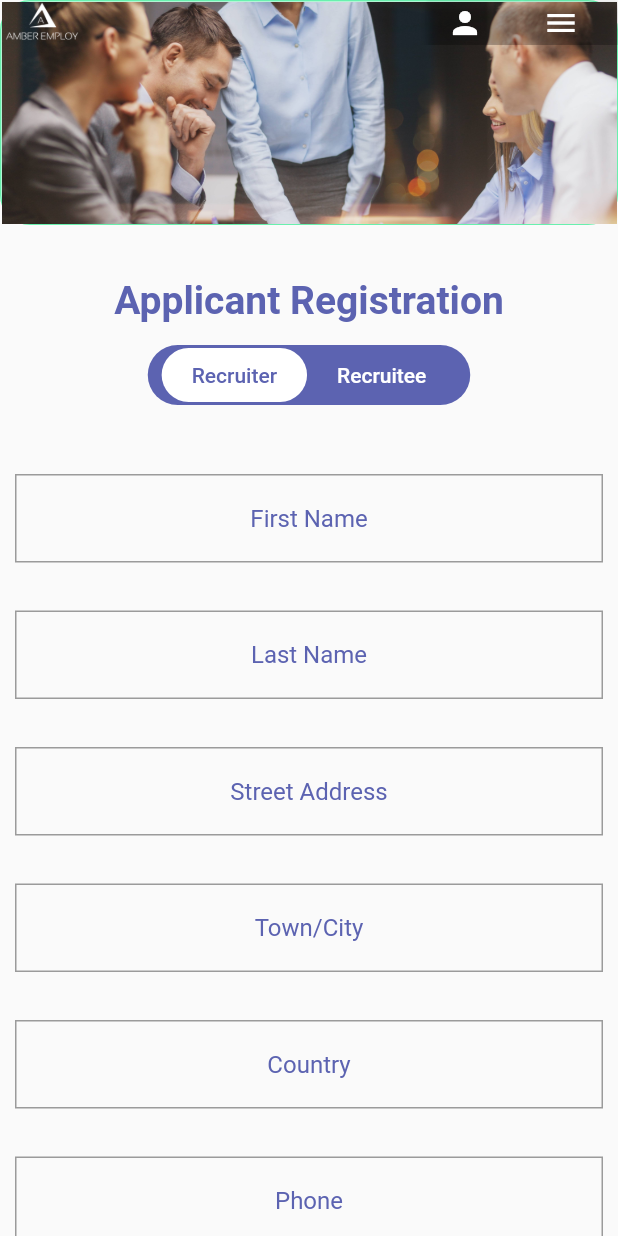
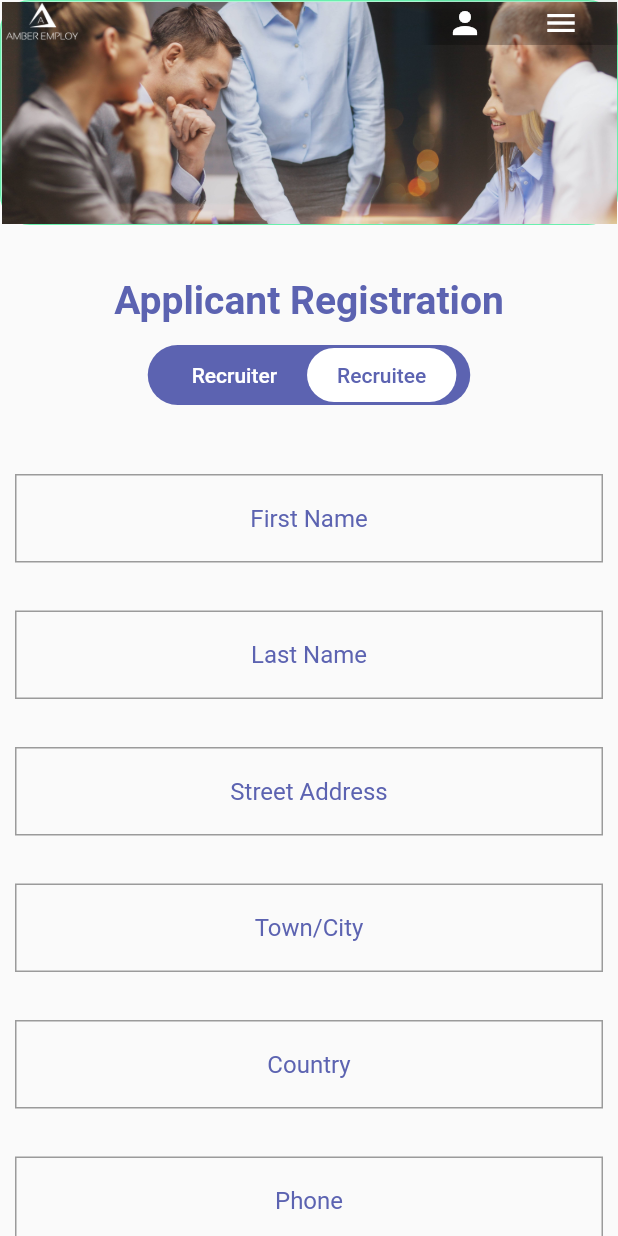
Before and after one commit to Cammeyong/frontend_job_recruitment, a Flutter app: the screen it shows after launch, after a tap on "Recruiter", on a phone screen of 412 x 824 dp. Run offline on Flutter 3.47's test engine with Material 2 defaults, Android fonts, the phone set to English and light mode, and no system bars; our stand-ins replace cookie_jar, dio, dio_cookie_manager, file_picker; accounts and stored records are empty.

Commit message:
Fixed form toggle

```diff
--- a/lib/screens/auth.dart
+++ b/lib/screens/auth.dart
@@ -79,28 +79,32 @@ class _AuthState extends State<Auth> {
                     TextButton(
                       onPressed: toggleView,
                       style: TextButton.styleFrom(
-                        backgroundColor: const Color.fromARGB(255, 255, 255, 255),
+                        backgroundColor: showFormPage
+                            ? const Color.fromARGB(255, 255, 255, 255)
+                            : const Color.fromARGB(255, 92, 99, 177),
                         shape: const StadiumBorder(),
                         padding: const EdgeInsets.only(left: 20.0, right: 20.0),
                         // shape: RoundedRectangleBorder(
                         //   borderRadius: BorderRadius.circular(10.0)
                         // ),
                       ),
-                      child: const Text(
+                      child: Text(
                         'Recruiter',
-                        style: TextStyle(color: Color.fromARGB(255, 92, 99, 177)),
+                        style: TextStyle(color: showFormPage ? const Color.fromARGB(255, 92, 99, 177) : Colors.white),
                       ),
                     ),
                     TextButton(
                       onPressed: toggleView,
                       style: TextButton.styleFrom(
-                        backgroundColor: const Color.fromARGB(255, 92, 99, 177),
+                        backgroundColor: !showFormPage
+                            ? const Color.fromARGB(255, 255, 255, 255)
+                            : const Color.fromARGB(255, 92, 99, 177),
                         shape: const StadiumBorder(),
                         padding: const EdgeInsets.only(left: 20.0, right: 20.0),
                       ),
-                      child: const Text(
+                      child: Text(
                         'Recruitee',
-                        style: TextStyle(color: Colors.white),
+                        style: TextStyle(color: !showFormPage ? const Color.fromARGB(255, 92, 99, 177) : Colors.white),
                       ),
                     ),
                   ],
```
